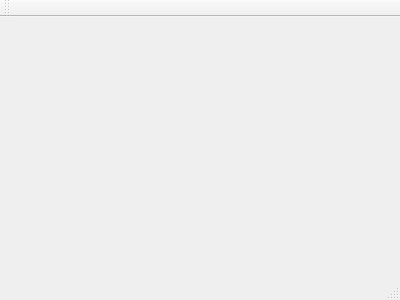
This is mainwindow.ui in carmenales/servidorUDP as Qt 5 draws it before an edit. The edited form follows.
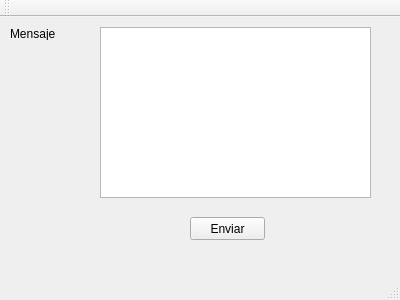
This is the edited form.

The edit to the form file:
```diff
--- a/mainwindow.ui
+++ b/mainwindow.ui
@@ -12,13 +12,65 @@
   <property name="windowTitle" >
    <string>MainWindow</string>
   </property>
-  <widget class="QMenuBar" name="menuBar" />
-  <widget class="QToolBar" name="mainToolBar" />
-  <widget class="QWidget" name="centralWidget" />
-  <widget class="QStatusBar" name="statusBar" />
+  <widget class="QWidget" name="centralWidget">
+   <widget class="QTextEdit" name="mensaje">
+    <property name="geometry">
+     <rect>
+      <x>100</x>
+      <y>10</y>
+      <width>271</width>
+      <height>171</height>
+     </rect>
+    </property>
+   </widget>
+   <widget class="QLabel" name="label">
+    <property name="geometry">
+     <rect>
+      <x>10</x>
+      <y>10</y>
+      <width>47</width>
+      <height>13</height>
+     </rect>
+    </property>
+    <property name="text">
+     <string>Mensaje</string>
+    </property>
+   </widget>
+   <widget class="QPushButton" name="sendButton">
+    <property name="geometry">
+     <rect>
+      <x>190</x>
+      <y>200</y>
+      <width>75</width>
+      <height>23</height>
+     </rect>
+    </property>
+    <property name="text">
+     <string>Enviar</string>
+    </property>
+   </widget>
+  </widget>
+  <widget class="QMenuBar" name="menuBar">
+   <property name="geometry">
+    <rect>
+     <x>0</x>
+     <y>0</y>
+     <width>400</width>
+     <height>21</height>
+    </rect>
+   </property>
+  </widget>
+  <widget class="QToolBar" name="mainToolBar">
+   <attribute name="toolBarArea">
+    <enum>TopToolBarArea</enum>
+   </attribute>
+   <attribute name="toolBarBreak">
+    <bool>false</bool>
+   </attribute>
+  </widget>
+  <widget class="QStatusBar" name="statusBar"/>
  </widget>
- <layoutDefault spacing="6" margin="11" />
- <pixmapfunction></pixmapfunction>
+ <layoutdefault spacing="6" margin="11"/>
  <resources/>
  <connections/>
 </ui>
```
Left out of the diff: 7 changed lines with no effect on the pictures.
